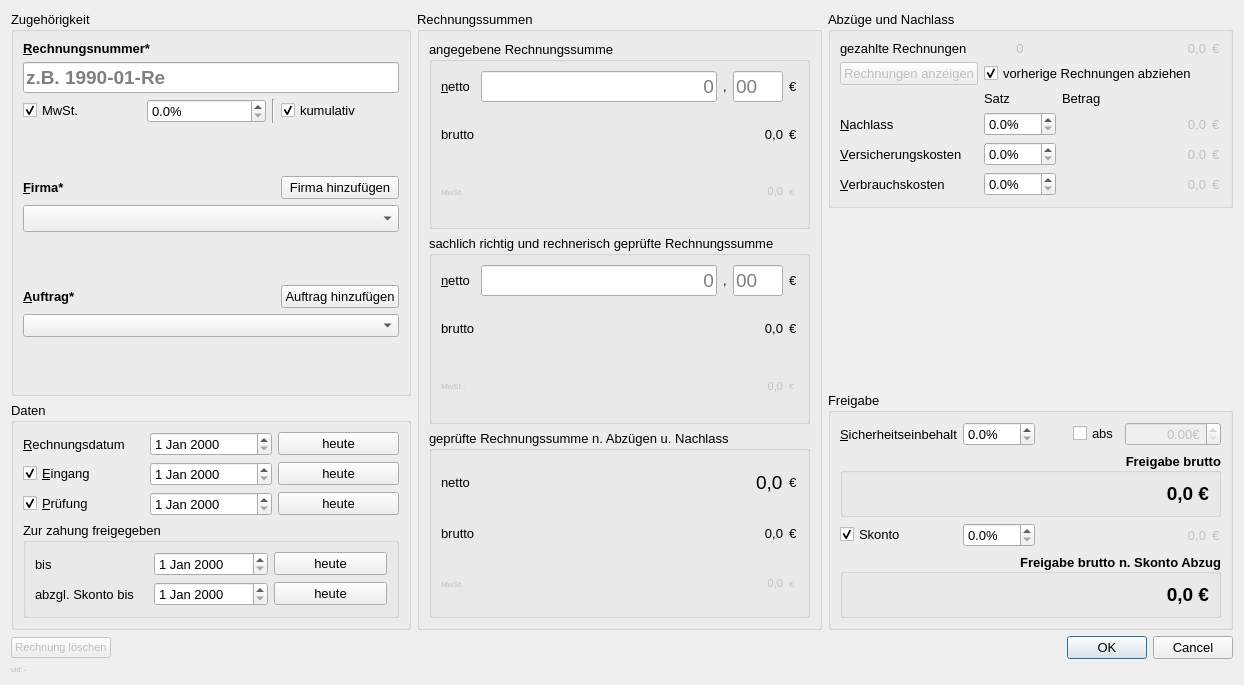
Above: ui/dlg/invoice_dialog.ui from timo-y/syp-kostenfortschreibung before the change. Below: the same form after it.
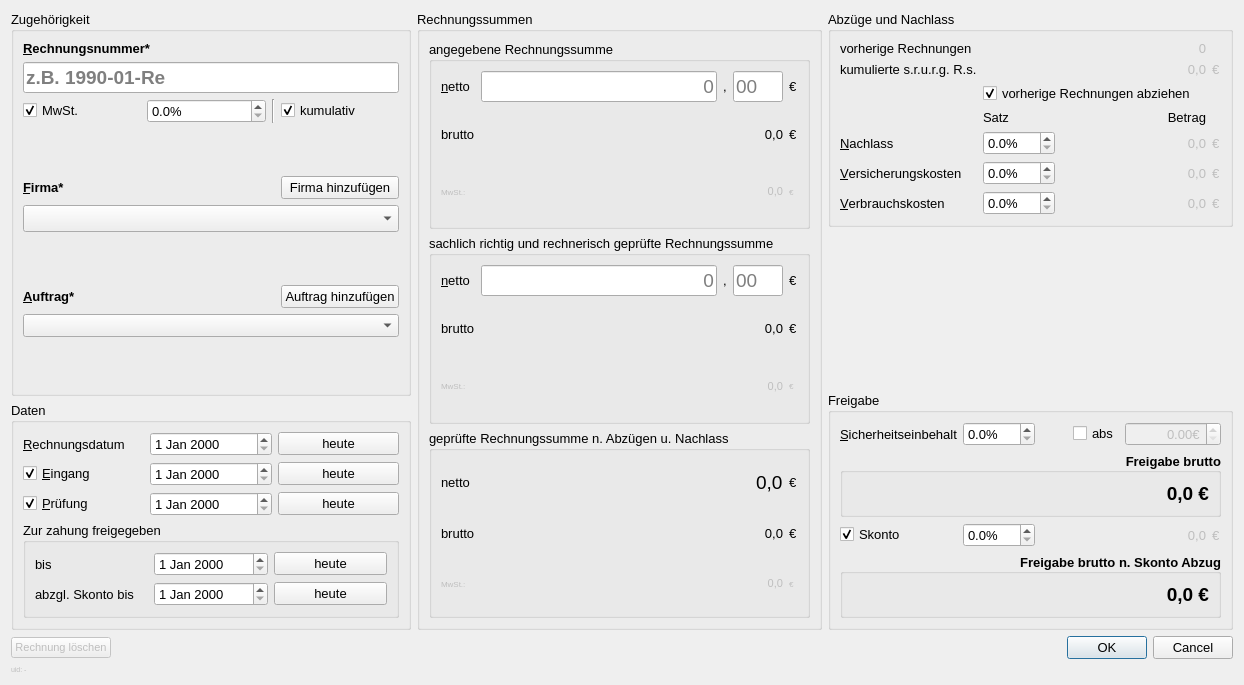
That is the form after the change.

Commit message: Changelog: - CostGroups have parent attribute, which is also a CostGroup or None, if it is a main cost group

The edit to the form file:
```diff
--- a/ui/dlg/invoice_dialog.ui
+++ b/ui/dlg/invoice_dialog.ui
@@ -1077,7 +1077,43 @@
       <bool>true</bool>
      </property>
      <layout class="QGridLayout" name="gridLayout_3">
-      <item row="3" column="1">
+      <item row="8" column="5">
+       <widget class="QLabel" name="label_currency_7">
+        <property name="enabled">
+         <bool>false</bool>
+        </property>
+        <property name="sizePolicy">
+         <sizepolicy hsizetype="Maximum" vsizetype="Preferred">
+          <horstretch>0</horstretch>
+          <verstretch>0</verstretch>
+         </sizepolicy>
+        </property>
+        <property name="text">
+         <string>€</string>
+        </property>
+       </widget>
+      </item>
+      <item row="0" column="4">
+       <widget class="QLabel" name="label_prev_invoices_count">
+        <property name="enabled">
+         <bool>false</bool>
+        </property>
+        <property name="text">
+         <string>0</string>
+        </property>
+        <property name="alignment">
+         <set>Qt::AlignRight|Qt::AlignTrailing|Qt::AlignVCenter</set>
+        </property>
+       </widget>
+      </item>
+      <item row="0" column="0">
+       <widget class="QLabel" name="label_prev_invoices">
+        <property name="text">
+         <string>vorherige Rechnungen</string>
+        </property>
+       </widget>
+      </item>
+      <item row="4" column="1">
        <widget class="QLabel" name="label_reduction_percent">
         <property name="text">
          <string>Satz</string>
@@ -1085,35 +1121,6 @@
        </widget>
       </item>
       <item row="7" column="0">
-       <widget class="QLabel" name="label_reduction_insurance_costs">
-        <property name="text">
-         <string>&amp;Versicherungskosten</string>
-        </property>
-        <property name="buddy">
-         <cstring>doubleSpinBox_reduction_insurance_costs</cstring>
-        </property>
-       </widget>
-      </item>
-      <item row="7" column="1">
-       <widget class="QDoubleSpinBox" name="doubleSpinBox_reduction_insurance_costs">
-        <property name="sizePolicy">
-         <sizepolicy hsizetype="Minimum" vsizetype="Preferred">
-          <horstretch>0</horstretch>
-          <verstretch>0</verstretch>
-         </sizepolicy>
-        </property>
-        <property name="suffix">
-         <string>%</string>
-        </property>
-        <property name="decimals">
-         <number>1</number>
-        </property>
-        <property name="maximum">
-         <double>100.000000000000000</double>
-        </property>
-       </widget>
-      </item>
-      <item row="6" column="0">
        <widget class="QLabel" name="label_rebate">
         <property name="text">
          <string>&amp;Nachlass</string>
@@ -1123,23 +1130,214 @@
         </property>
        </widget>
       </item>
-      <item row="7" column="5">
-       <widget class="QLabel" name="label_currency_7">
-        <property name="enabled">
-         <bool>false</bool>
-        </property>
+      <item row="9" column="1">
+       <widget class="QDoubleSpinBox" name="doubleSpinBox_reduction_usage_costs">
         <property name="sizePolicy">
-         <sizepolicy hsizetype="Maximum" vsizetype="Preferred">
+         <sizepolicy hsizetype="Minimum" vsizetype="Preferred">
           <horstretch>0</horstretch>
           <verstretch>0</verstretch>
          </sizepolicy>
         </property>
-        <property name="text">
-         <string>€</string>
+        <property name="suffix">
+         <string>%</string>
+        </property>
+        <property name="decimals">
+         <number>1</number>
+        </property>
+        <property name="maximum">
+         <double>100.000000000000000</double>
         </property>
        </widget>
       </item>
       <item row="8" column="0">
+       <widget class="QLabel" name="label_reduction_insurance_costs">
+        <property name="text">
+         <string>&amp;Versicherungskosten</string>
+        </property>
+        <property name="buddy">
+         <cstring>doubleSpinBox_reduction_insurance_costs</cstring>
+        </property>
+       </widget>
+      </item>
+      <item row="7" column="5">
+       <widget class="QLabel" name="label_currency_6">
+        <property name="enabled">
+         <bool>false</bool>
+        </property>
+        <property name="sizePolicy">
+         <sizepolicy hsizetype="Maximum" vsizetype="Preferred">
+          <horstretch>0</horstretch>
+          <verstretch>0</verstretch>
+         </sizepolicy>
+        </property>
+        <property name="text">
+         <string>€</string>
+        </property>
+       </widget>
+      </item>
+      <item row="8" column="1">
+       <widget class="QDoubleSpinBox" name="doubleSpinBox_reduction_insurance_costs">
+        <property name="sizePolicy">
+         <sizepolicy hsizetype="Minimum" vsizetype="Preferred">
+          <horstretch>0</horstretch>
+          <verstretch>0</verstretch>
+         </sizepolicy>
+        </property>
+        <property name="suffix">
+         <string>%</string>
+        </property>
+        <property name="decimals">
+         <number>1</number>
+        </property>
+        <property name="maximum">
+         <double>100.000000000000000</double>
+        </property>
+       </widget>
+      </item>
+      <item row="1" column="4">
+       <widget class="QLabel" name="label_prev_invoices_amount">
+        <property name="enabled">
+         <bool>false</bool>
+        </property>
+        <property name="sizeIncrement">
+         <size>
+          <width>0</width>
+          <height>0</height>
+         </size>
+        </property>
+        <property name="font">
+         <font>
+          <pointsize>10</pointsize>
+          <italic>false</italic>
+          <underline>false</underline>
+         </font>
+        </property>
+        <property name="text">
+         <string>0,0</string>
+        </property>
+        <property name="alignment">
+         <set>Qt::AlignRight|Qt::AlignTrailing|Qt::AlignVCenter</set>
+        </property>
+       </widget>
+      </item>
+      <item row="1" column="5">
+       <widget class="QLabel" name="label_currency_15">
+        <property name="enabled">
+         <bool>false</bool>
+        </property>
+        <property name="sizePolicy">
+         <sizepolicy hsizetype="Maximum" vsizetype="Preferred">
+          <horstretch>0</horstretch>
+          <verstretch>0</verstretch>
+         </sizepolicy>
+        </property>
+        <property name="text">
+         <string>€</string>
+        </property>
+       </widget>
+      </item>
+      <item row="9" column="5">
+       <widget class="QLabel" name="label_currency_14">
+        <property name="enabled">
+         <bool>false</bool>
+        </property>
+        <property name="sizePolicy">
+         <sizepolicy hsizetype="Maximum" vsizetype="Preferred">
+          <horstretch>0</horstretch>
+          <verstretch>0</verstretch>
+         </sizepolicy>
+        </property>
+        <property name="text">
+         <string>€</string>
+        </property>
+       </widget>
+      </item>
+      <item row="8" column="2" colspan="3">
+       <widget class="QLabel" name="label_reduction_insurance_costs_amount">
+        <property name="enabled">
+         <bool>false</bool>
+        </property>
+        <property name="font">
+         <font>
+          <pointsize>10</pointsize>
+          <italic>false</italic>
+          <underline>false</underline>
+         </font>
+        </property>
+        <property name="text">
+         <string>0,0</string>
+        </property>
+        <property name="alignment">
+         <set>Qt::AlignRight|Qt::AlignTrailing|Qt::AlignVCenter</set>
+        </property>
+       </widget>
+      </item>
+      <item row="9" column="2" colspan="3">
+       <widget class="QLabel" name="label_reduction_usage_costs_amount">
+        <property name="enabled">
+         <bool>false</bool>
+        </property>
+        <property name="font">
+         <font>
+          <pointsize>10</pointsize>
+          <italic>false</italic>
+          <underline>false</underline>
+         </font>
+        </property>
+        <property name="text">
+         <string>0,0</string>
+        </property>
+        <property name="alignment">
+         <set>Qt::AlignRight|Qt::AlignTrailing|Qt::AlignVCenter</set>
+        </property>
+       </widget>
+      </item>
+      <item row="7" column="2" colspan="3">
+       <widget class="QLabel" name="label_rebate_amount">
+        <property name="enabled">
+         <bool>false</bool>
+        </property>
+        <property name="sizeIncrement">
+         <size>
+          <width>0</width>
+          <height>0</height>
+         </size>
+        </property>
+        <property name="font">
+         <font>
+          <pointsize>10</pointsize>
+          <italic>false</italic>
+          <underline>false</underline>
+         </font>
+        </property>
+        <property name="text">
+         <string>0,0</string>
+        </property>
+        <property name="alignment">
+         <set>Qt::AlignRight|Qt::AlignTrailing|Qt::AlignVCenter</set>
+        </property>
+       </widget>
+      </item>
+      <item row="7" column="1">
+       <widget class="QDoubleSpinBox" name="doubleSpinBox_rebate">
+        <property name="sizePolicy">
+         <sizepolicy hsizetype="Minimum" vsizetype="Preferred">
+          <horstretch>0</horstretch>
+          <verstretch>0</verstretch>
+         </sizepolicy>
+        </property>
+        <property name="suffix">
+         <string>%</string>
+        </property>
+        <property name="decimals">
+         <number>1</number>
+        </property>
+        <property name="maximum">
+         <double>100.000000000000000</double>
+        </property>
+       </widget>
+      </item>
+      <item row="9" column="0">
        <widget class="QLabel" name="label_reduction_usage_costs">
         <property name="text">
          <string>&amp;Verbrauchskosten</string>
@@ -1150,128 +1348,13 @@
        </widget>
       </item>
       <item row="1" column="0">
-       <widget class="QPushButton" name="pushButton_prev_invoices">
-        <property name="enabled">
-         <bool>false</bool>
-        </property>
-        <property name="sizePolicy">
-         <sizepolicy hsizetype="Minimum" vsizetype="Fixed">
-          <horstretch>0</horstretch>
-          <verstretch>0</verstretch>
-         </sizepolicy>
-        </property>
+       <widget class="QLabel" name="label_prev_invoices_2">
         <property name="text">
-         <string>Rechnungen anzeigen</string>
+         <string>kumulierte s.r.u.r.g. R.s.</string>
         </property>
        </widget>
       </item>
-      <item row="0" column="5">
-       <widget class="QLabel" name="label_currency_15">
-        <property name="enabled">
-         <bool>false</bool>
-        </property>
-        <property name="sizePolicy">
-         <sizepolicy hsizetype="Maximum" vsizetype="Preferred">
-          <horstretch>0</horstretch>
-          <verstretch>0</verstretch>
-         </sizepolicy>
-        </property>
-        <property name="text">
-         <string>€</string>
-        </property>
-       </widget>
-      </item>
-      <item row="6" column="1">
-       <widget class="QDoubleSpinBox" name="doubleSpinBox_rebate">
-        <property name="sizePolicy">
-         <sizepolicy hsizetype="Minimum" vsizetype="Preferred">
-          <horstretch>0</horstretch>
-          <verstretch>0</verstretch>
-         </sizepolicy>
-        </property>
-        <property name="suffix">
-         <string>%</string>
-        </property>
-        <property name="decimals">
-         <number>1</number>
-        </property>
-        <property name="maximum">
-         <double>100.000000000000000</double>
-        </property>
-       </widget>
-      </item>
-      <item row="0" column="0">
-       <widget class="QLabel" name="label_prev_invoices">
-        <property name="text">
-         <string>gezahlte Rechnungen</string>
-        </property>
-       </widget>
-      </item>
-      <item row="8" column="5">
-       <widget class="QLabel" name="label_currency_14">
-        <property name="enabled">
-         <bool>false</bool>
-        </property>
-        <property name="sizePolicy">
-         <sizepolicy hsizetype="Maximum" vsizetype="Preferred">
-          <horstretch>0</horstretch>
-          <verstretch>0</verstretch>
-         </sizepolicy>
-        </property>
-        <property name="text">
-         <string>€</string>
-        </property>
-       </widget>
-      </item>
-      <item row="8" column="1">
-       <widget class="QDoubleSpinBox" name="doubleSpinBox_reduction_usage_costs">
-        <property name="sizePolicy">
-         <sizepolicy hsizetype="Minimum" vsizetype="Preferred">
-          <horstretch>0</horstretch>
-          <verstretch>0</verstretch>
-         </sizepolicy>
-        </property>
-        <property name="suffix">
-         <string>%</string>
-        </property>
-        <property name="decimals">
-         <number>1</number>
-        </property>
-        <property name="maximum">
-         <double>100.000000000000000</double>
-        </property>
-       </widget>
-      </item>
-      <item row="0" column="1">
-       <widget class="QLabel" name="label_prev_invoices_count">
-        <property name="enabled">
-         <bool>false</bool>
-        </property>
-        <property name="text">
-         <string>0</string>
-        </property>
-        <property name="alignment">
-         <set>Qt::AlignCenter</set>
-        </property>
-       </widget>
-      </item>
-      <item row="6" column="5">
-       <widget class="QLabel" name="label_currency_6">
-        <property name="enabled">
-         <bool>false</bool>
-        </property>
-        <property name="sizePolicy">
-         <sizepolicy hsizetype="Maximum" vsizetype="Preferred">
-          <horstretch>0</horstretch>
-          <verstretch>0</verstretch>
-         </sizepolicy>
-        </property>
-        <property name="text">
-         <string>€</string>
-        </property>
-       </widget>
-      </item>
-      <item row="1" column="1" colspan="5">
+      <item row="3" column="1" colspan="5">
        <widget class="QCheckBox" name="checkBox_reduce_prev_invoices">
         <property name="text">
          <string>vorherige Rechnungen abziehen</string>
@@ -1281,103 +1364,14 @@
         </property>
        </widget>
       </item>
-      <item row="6" column="2" colspan="3">
-       <widget class="QLabel" name="label_rebate_amount">
-        <property name="enabled">
-         <bool>false</bool>
-        </property>
-        <property name="sizeIncrement">
-         <size>
-          <width>0</width>
-          <height>0</height>
-         </size>
-        </property>
-        <property name="font">
-         <font>
-          <pointsize>10</pointsize>
-          <italic>false</italic>
-          <underline>false</underline>
-         </font>
-        </property>
-        <property name="text">
-         <string>0,0</string>
-        </property>
-        <property name="alignment">
-         <set>Qt::AlignRight|Qt::AlignTrailing|Qt::AlignVCenter</set>
-        </property>
-       </widget>
-      </item>
-      <item row="7" column="2" colspan="3">
-       <widget class="QLabel" name="label_reduction_insurance_costs_amount">
-        <property name="enabled">
-         <bool>false</bool>
-        </property>
-        <property name="font">
-         <font>
-          <pointsize>10</pointsize>
-          <italic>false</italic>
-          <underline>false</underline>
-         </font>
-        </property>
-        <property name="text">
-         <string>0,0</string>
-        </property>
-        <property name="alignment">
-         <set>Qt::AlignRight|Qt::AlignTrailing|Qt::AlignVCenter</set>
-        </property>
-       </widget>
-      </item>
-      <item row="0" column="2" colspan="3">
-       <widget class="QLabel" name="label_prev_invoices_amount">
-        <property name="enabled">
-         <bool>false</bool>
-        </property>
-        <property name="sizeIncrement">
-         <size>
-          <width>0</width>
-          <height>0</height>
-         </size>
-        </property>
-        <property name="font">
-         <font>
-          <pointsize>10</pointsize>
-          <italic>false</italic>
-          <underline>false</underline>
-         </font>
-        </property>
-        <property name="text">
-         <string>0,0</string>
-        </property>
-        <property name="alignment">
-         <set>Qt::AlignRight|Qt::AlignTrailing|Qt::AlignVCenter</set>
-        </property>
-       </widget>
-      </item>
-      <item row="8" column="2" colspan="3">
-       <widget class="QLabel" name="label_reduction_usage_costs_amount">
-        <property name="enabled">
-         <bool>false</bool>
-        </property>
-        <property name="font">
-         <font>
-          <pointsize>10</pointsize>
-          <italic>false</italic>
-          <underline>false</underline>
-         </font>
-        </property>
-        <property name="text">
-         <string>0,0</string>
-        </property>
-        <property name="alignment">
-         <set>Qt::AlignRight|Qt::AlignTrailing|Qt::AlignVCenter</set>
-        </property>
-       </widget>
-      </item>
-      <item row="3" column="2" colspan="4">
+      <item row="4" column="2" colspan="3">
        <widget class="QLabel" name="label_reduction_amount">
         <property name="text">
          <string>Betrag</string>
         </property>
+        <property name="alignment">
+         <set>Qt::AlignRight|Qt::AlignTrailing|Qt::AlignVCenter</set>
+        </property>
        </widget>
       </item>
      </layout>
```
The commit also changes 18 other files.
